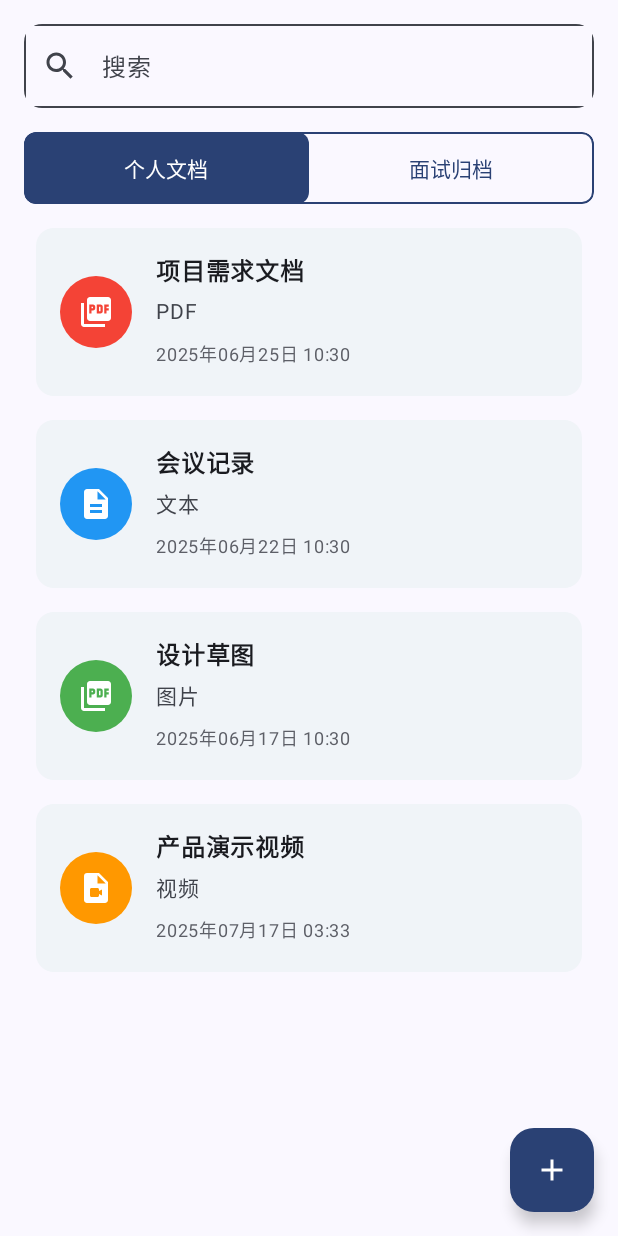
After one commit to Alpaca10086zyys/SwiftInterview, an Android app built with Jetpack Compose: the composable KnowledgeBaseScreen shown on its own in the app's theme, on a phone screen of 412 x 824 dp. The commit adds this screen. Run offline under Robolectric (Android 15) with nearby library versions, the phone set to English and light mode, and no system bars; 8 statements that could not run were skipped.

Commit message:
add knowledgebase

```diff
--- /dev/null
+++ b/frontend/Reply/app/src/main/java/com/example/reply/ui/knowledgebase/KnowledgeBaseScreen.kt
@@ -0,0 +1,142 @@
+package com.example.reply.ui.knowledgebase
+
+import androidx.compose.foundation.background
+import androidx.compose.foundation.border
+import androidx.compose.foundation.layout.*
+import androidx.compose.foundation.shape.RoundedCornerShape
+import androidx.compose.material.icons.Icons
+import androidx.compose.material.icons.filled.Add
+import androidx.compose.material.icons.filled.Search
+import androidx.compose.material3.*
+import androidx.compose.runtime.*
+import androidx.compose.ui.Alignment
+import androidx.compose.ui.Modifier
+import androidx.compose.ui.draw.clip
+import androidx.compose.ui.focus.FocusRequester
+import androidx.compose.ui.focus.focusRequester
+import androidx.compose.ui.platform.LocalFocusManager
+import androidx.compose.ui.text.input.TextFieldValue
+import androidx.compose.ui.unit.dp
+import androidx.navigation.NavController
+import androidx.navigation.NavHostController
+import com.example.reply.ui.navigation.ReplyNavigationActions
+
+@Composable
+fun KnowledgeBaseScreen(navController: NavController) {
+    var selectedTab by remember { mutableStateOf(KnowledgeBaseTab.PERSONAL_DOCS) }
+    var searchText by remember { mutableStateOf(TextFieldValue("")) }
+    val focusRequester = remember { FocusRequester() }
+    val focusManager = LocalFocusManager.current
+
+    Box(
+        modifier = Modifier.fillMaxSize()
+    ) {
+        Column(
+            modifier = Modifier
+                .fillMaxSize()
+                .padding(16.dp)
+        ) {
+            // 搜索框
+            OutlinedTextField(
+                value = searchText,
+                onValueChange = { searchText = it },
+                modifier = Modifier
+                    .fillMaxWidth()
+                    .height(56.dp)
+                    .clip(RoundedCornerShape(12.dp))
+                    .focusRequester(focusRequester),
+                leadingIcon = {
+                    Icon(
+                        imageVector = Icons.Default.Search,
+                        contentDescription = "搜索"
+                    )
+                },
+                placeholder = { Text("搜索") },
+                singleLine = true,
+                colors = TextFieldDefaults.colors(
+                    focusedContainerColor = MaterialTheme.colorScheme.surface,
+                    unfocusedContainerColor = MaterialTheme.colorScheme.surface,
+                    disabledContainerColor = MaterialTheme.colorScheme.surface,
+                )
+            )
+
+            Spacer(modifier = Modifier.height(16.dp))
+
+            // 修复：将 weight 移到 RowScope 中
+            Row(
+                modifier = Modifier
+                    .fillMaxWidth()
+                    .clip(RoundedCornerShape(8.dp))
+                    .border(1.dp, MaterialTheme.colorScheme.primary, RoundedCornerShape(8.dp)),
+                horizontalArrangement = Arrangement.SpaceEvenly
+            ) {
+                KnowledgeBaseTab.values().forEach { tab ->
+                    // 将 weight 应用到这里的 Modifier 上
+                    TabButton(
+                        text = tab.title,
+                        isSelected = selectedTab == tab,
+                        onClick = { selectedTab = tab },
+                        modifier = Modifier.weight(1f) // 将 weight 移到这里
+                    )
+                }
+            }
+
+            Spacer(modifier = Modifier.height(16.dp))
+
+            // 内容区域
+            when (selectedTab) {
+                KnowledgeBaseTab.PERSONAL_DOCS -> PersonalDocumentsScreen()
+                KnowledgeBaseTab.INTERVIEW_ARCHIVE -> InterviewArchiveScreen()
+            }
+        }
+
+        // 悬浮按钮
+        FloatingActionButton(
+            onClick = {
+                // 使用导航动作导航到上传页面
+                ReplyNavigationActions(navController as NavHostController).navigateToUpload()
+            },
+            modifier = Modifier
+                .padding(16.dp)
+                .align(Alignment.BottomEnd),
+            containerColor = MaterialTheme.colorScheme.primary
+        ) {
+            Icon(
+                imageVector = Icons.Default.Add,
+                contentDescription = "上传",
+                tint = MaterialTheme.colorScheme.onPrimary
+            )
+        }
+    }
+}
+
+// 修改：添加 modifier 参数
+@Composable
+fun TabButton(
+    text: String,
+    isSelected: Boolean,
+    onClick: () -> Unit,
+    modifier: Modifier = Modifier
+) {
+    val backgroundColor = if (isSelected) MaterialTheme.colorScheme.primary else MaterialTheme.colorScheme.surface
+    val contentColor = if (isSelected) MaterialTheme.colorScheme.onPrimary else MaterialTheme.colorScheme.primary
+
+    TextButton(
+        onClick = onClick,
+        modifier = modifier
+            .height(48.dp)
+            .background(backgroundColor, RoundedCornerShape(8.dp)), // 移除 weight
+        contentPadding = PaddingValues(0.dp)
+    ) {
+        Text(
+            text = text,
+            color = contentColor,
+            style = MaterialTheme.typography.labelLarge
+        )
+    }
+}
+
+enum class KnowledgeBaseTab(val title: String) {
+    PERSONAL_DOCS("个人文档"),
+    INTERVIEW_ARCHIVE("面试归档")
+}
--- /dev/null
+++ b/frontend/Reply/app/src/main/java/com/example/reply/ui/knowledgebase/PersonalDocumentsScreen.kt
@@ -0,0 +1,149 @@
+package com.example.reply.ui.knowledgebase
+
+import androidx.compose.foundation.background
+import androidx.compose.foundation.layout.*
+import androidx.compose.foundation.lazy.LazyColumn
+import androidx.compose.foundation.lazy.items
+import androidx.compose.foundation.shape.CircleShape
+import androidx.compose.foundation.shape.RoundedCornerShape
+import androidx.compose.material.icons.Icons
+import androidx.compose.material.icons.filled.Description
+import androidx.compose.material.icons.filled.PictureAsPdf
+import androidx.compose.material.icons.filled.VideoFile
+import androidx.compose.material3.*
+import androidx.compose.runtime.Composable
+import androidx.compose.runtime.remember
+import androidx.compose.ui.Alignment
+import androidx.compose.ui.Modifier
+import androidx.compose.ui.draw.clip
+import androidx.compose.ui.graphics.Color
+import androidx.compose.ui.graphics.vector.ImageVector
+import androidx.compose.ui.text.font.FontWeight
+import androidx.compose.ui.unit.dp
+import androidx.compose.ui.unit.sp
+import java.text.SimpleDateFormat
+import java.util.*
+
+@Composable
+fun PersonalDocumentsScreen() {
+    val documents = remember {
+        listOf(
+            Document(
+                id = 1,
+                title = "项目需求文档",
+                type = DocumentType.PDF,
+                date = Date(System.currentTimeMillis() - 1000 * 60 * 60 * 24 * 2)
+            ),
+            Document(
+                id = 2,
+                title = "会议记录",
+                type = DocumentType.TXT,
+                date = Date(System.currentTimeMillis() - 1000 * 60 * 60 * 24 * 5)
+            ),
+            Document(
+                id = 3,
+                title = "设计草图",
+                type = DocumentType.JPG,
+                date = Date(System.currentTimeMillis() - 1000 * 60 * 60 * 24 * 10)
+            ),
+            Document(
+                id = 4,
+                title = "产品演示视频",
+                type = DocumentType.MP4,
+                date = Date(System.currentTimeMillis() - 1000 * 60 * 60 * 24 * 30)
+            )
+        )
+    }
+
+    LazyColumn(
+        modifier = Modifier.fillMaxSize(),
+        verticalArrangement = Arrangement.spacedBy(16.dp)
+    ) {
+        items(documents) { document ->
+            DocumentItem(document = document)
+        }
+    }
+}
+
+data class Document(
+    val id: Long,
+    val title: String,
+    val type: DocumentType,
+    val date: Date
+)
+
+enum class DocumentType(
+    val displayName: String,
+    val icon: ImageVector,
+    val color: Color
+) {
+    PDF("PDF", Icons.Default.PictureAsPdf, Color(0xFFF44336)),
+    TXT("文本", Icons.Default.Description, Color(0xFF2196F3)),
+    JPG("图片", Icons.Default.PictureAsPdf, Color(0xFF4CAF50)),
+    MP4("视频", Icons.Default.VideoFile, Color(0xFFFF9800))
+}
+
+@Composable
+fun DocumentItem(document: Document) {
+    val dateFormat = remember { SimpleDateFormat("yyyy年MM月dd日 HH:mm", Locale.getDefault()) }
+
+    Card(
+        modifier = Modifier
+            .fillMaxWidth()
+            .padding(horizontal = 8.dp),
+        shape = RoundedCornerShape(12.dp),
+        colors = CardDefaults.cardColors(
+            containerColor = Color(0xFFF0F4F8)
+        )
+    ) {
+        Row(
+            modifier = Modifier
+                .padding(16.dp)
+                .fillMaxWidth(),
+            verticalAlignment = Alignment.CenterVertically
+        ) {
+            // 文档类型图标
+            Box(
+                modifier = Modifier
+                    .size(48.dp)
+                    .clip(CircleShape)
+                    .background(document.type.color),
+                contentAlignment = Alignment.Center
+            ) {
+                Icon(
+                    imageVector = document.type.icon,
+                    contentDescription = document.type.displayName,
+                    tint = Color.White,
+                    modifier = Modifier.size(24.dp)
+                )
+            }
+
+            Spacer(modifier = Modifier.width(16.dp))
+
+            // 文档信息
+            Column {
+                Text(
+                    text = document.title,
+                    fontWeight = FontWeight.Bold,
+                    fontSize = 16.sp
+                )
+
+                Spacer(modifier = Modifier.height(4.dp))
+
+                Text(
+                    text = document.type.displayName,
+                    color = MaterialTheme.colorScheme.onSurfaceVariant,
+                    fontSize = 14.sp
+                )
+
+                Spacer(modifier = Modifier.height(4.dp))
+
+                Text(
+                    text = dateFormat.format(document.date),
+                    color = MaterialTheme.colorScheme.outline,
+                    fontSize = 12.sp
+                )
+            }
+        }
+    }
+}
```
Also changed, not shown: frontend/Reply/app/src/main/java/com/example/reply/ui/ReplyApp.kt (+6 -2 lines), frontend/Reply/app/src/main/java/com/example/reply/ui/knowledgebase/InterviewArchiveScreen.kt (added, +28 -0 lines), frontend/Reply/app/src/main/java/com/example/reply/ui/knowledgebase/UploadScreen.kt (added, +94 -0 lines), frontend/Reply/app/src/main/java/com/example/reply/ui/navigation/ReplyNavigationActions.kt (+9 -1 lines).
